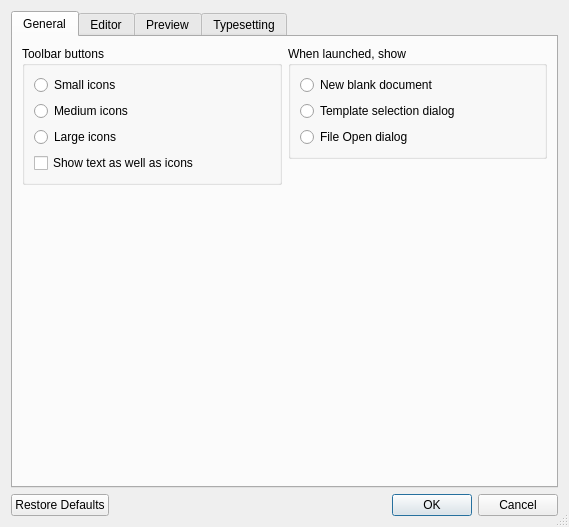
Qt form PrefsDialog.ui (Sharpie/TeXworks) before a commit.
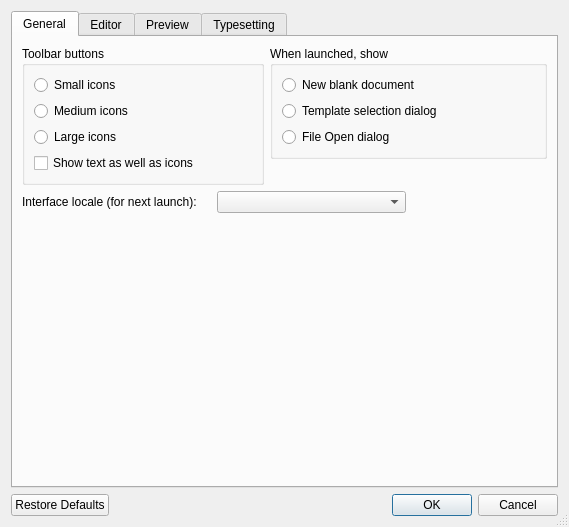
The same form after that commit. The open tabs and pages were chosen to show the change. Icons and pictures are not drawn.

What changed in the file:
```diff
--- a/PrefsDialog.ui
+++ b/PrefsDialog.ui
@@ -66,7 +66,7 @@
          </layout>
         </widget>
        </item>
-       <item row="0" column="1" >
+       <item row="0" column="1" colspan="2" >
         <widget class="QGroupBox" name="groupBox_3" >
          <property name="title" >
           <string>When launched, show</string>
@@ -96,28 +96,46 @@
          </layout>
         </widget>
        </item>
-       <item rowspan="2" row="1" column="1" >
+       <item rowspan="3" row="1" column="2" >
         <spacer>
          <property name="orientation" >
           <enum>Qt::Vertical</enum>
          </property>
          <property name="sizeHint" >
           <size>
-           <width>20</width>
-           <height>91</height>
+           <width>111</width>
+           <height>311</height>
           </size>
          </property>
         </spacer>
        </item>
-       <item row="2" column="0" >
+       <item row="2" column="0" colspan="2" >
+        <layout class="QHBoxLayout" >
+         <item>
+          <widget class="QLabel" name="label_5" >
+           <property name="text" >
+            <string>Interface locale (for next launch):</string>
+           </property>
+          </widget>
+         </item>
+         <item>
+          <widget class="QComboBox" name="localePopup" >
+           <property name="maxVisibleItems" >
+            <number>20</number>
+           </property>
+          </widget>
+         </item>
+        </layout>
+       </item>
+       <item row="3" column="0" >
         <spacer>
          <property name="orientation" >
           <enum>Qt::Vertical</enum>
          </property>
          <property name="sizeHint" >
           <size>
-           <width>20</width>
-           <height>40</height>
+           <width>242</width>
+           <height>271</height>
           </size>
          </property>
         </spacer>
```
Left out of the diff: 2 changed lines with no effect on the pictures.
